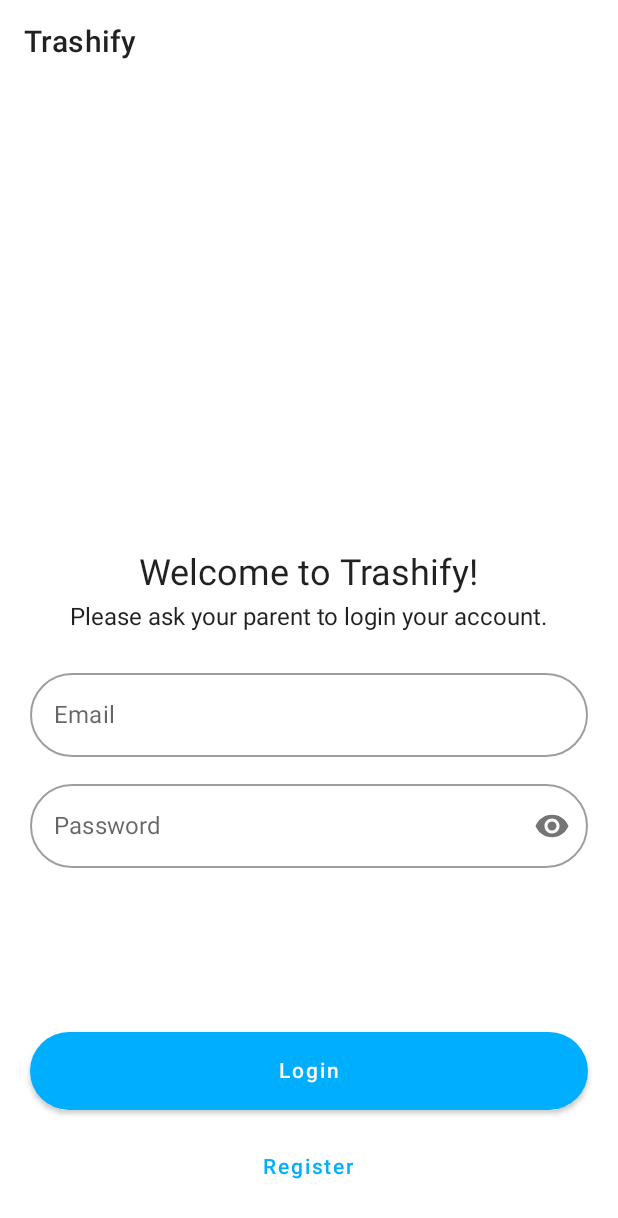
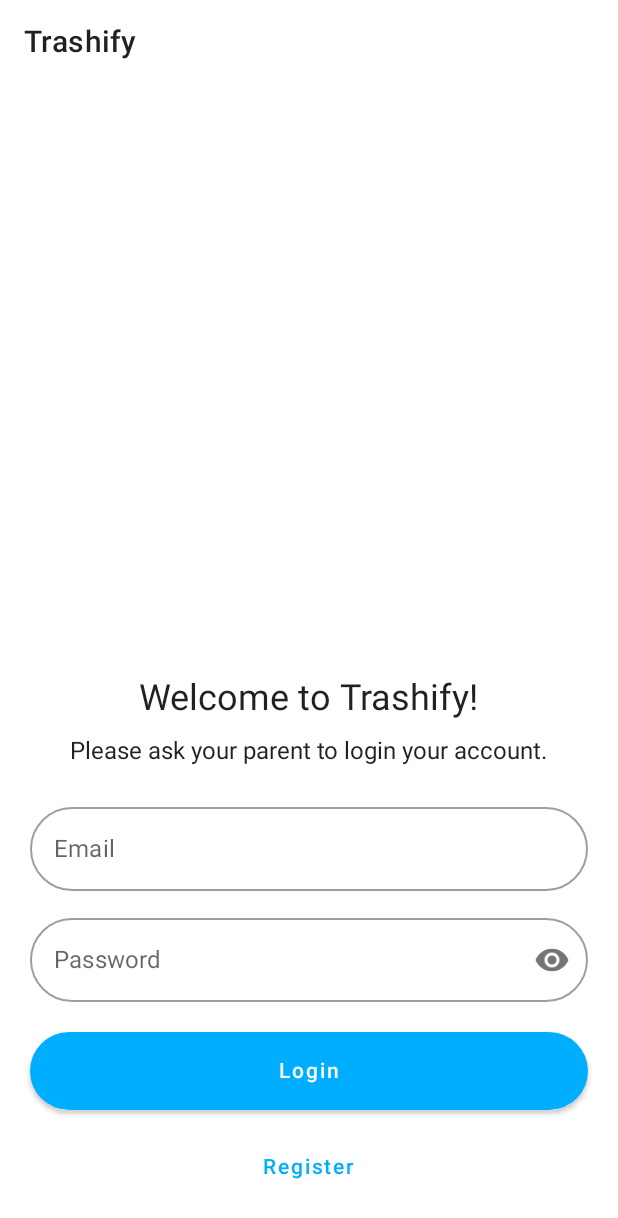
Before and after one commit to alphitardian/trashify, an Android app built with Jetpack Compose: the screen it shows after launch (MainActivity), on a phone screen of 412 x 824 dp. Shown: the top 1218 px of the screen. Run offline under Robolectric (Android 15) with nearby library versions, the phone set to English and light mode, and no system bars; our stand-ins replace Dagger/Hilt's generated code, accompanist, constraintlayout-compose, livedata-compose; libraries missing offline, so code that uses them is left out: com.auth0.android, com.jakewharton.retrofit2, com.skydoves.landscapist; 2 statements that could not run were skipped.

Commit message:
Fix UI bug - login screen

```diff
--- a/app/src/main/java/com/alphitardian/trashappta/presentation/login/LoginScreen.kt
+++ b/app/src/main/java/com/alphitardian/trashappta/presentation/login/LoginScreen.kt
@@ -4,10 +4,7 @@ import android.Manifest
 import android.app.Activity
 import android.widget.Toast
 import androidx.activity.compose.BackHandler
-import androidx.compose.foundation.layout.Box
-import androidx.compose.foundation.layout.fillMaxSize
-import androidx.compose.foundation.layout.fillMaxWidth
-import androidx.compose.foundation.layout.height
+import androidx.compose.foundation.layout.*
 import androidx.compose.foundation.shape.RoundedCornerShape
 import androidx.compose.foundation.text.KeyboardOptions
 import androidx.compose.material.*
@@ -141,11 +138,13 @@ fun LoginContent(
             progress = progress,
             modifier = Modifier
                 .fillMaxWidth()
-                .height(300.dp)
                 .constrainAs(imageRef) {
                     start.linkTo(parent.start)
                     top.linkTo(parent.top)
                     end.linkTo(parent.end)
+                    bottom.linkTo(greetingRef.top, margin = 12.dp)
+                    width = Dimension.preferredWrapContent
+                    height = Dimension.fillToConstraints
                 }
         )
 
@@ -155,7 +154,7 @@ fun LoginContent(
             modifier = Modifier.constrainAs(greetingRef) {
                 start.linkTo(parent.start)
                 end.linkTo(parent.end)
-                top.linkTo(imageRef.bottom, margin = 12.dp)
+                bottom.linkTo(greetingDescRef.top, margin = 12.dp)
             }
         )
         Text(
@@ -163,7 +162,7 @@ fun LoginContent(
             modifier = Modifier.constrainAs(greetingDescRef) {
                 start.linkTo(parent.start)
                 end.linkTo(parent.end)
-                top.linkTo(greetingRef.bottom, margin = 6.dp)
+                bottom.linkTo(emailFieldRef.top, margin = 6.dp)
             }
         )
 
@@ -208,6 +207,7 @@ fun LoginContent(
                     start.linkTo(parent.start, margin = 20.dp)
                     end.linkTo(parent.end, margin = 20.dp)
                     top.linkTo(emailFieldRef.bottom, margin = 10.dp)
+                    bottom.linkTo(loginButtonRef.top, margin = 20.dp)
                     width = Dimension.preferredWrapContent
                 }
         )
```
